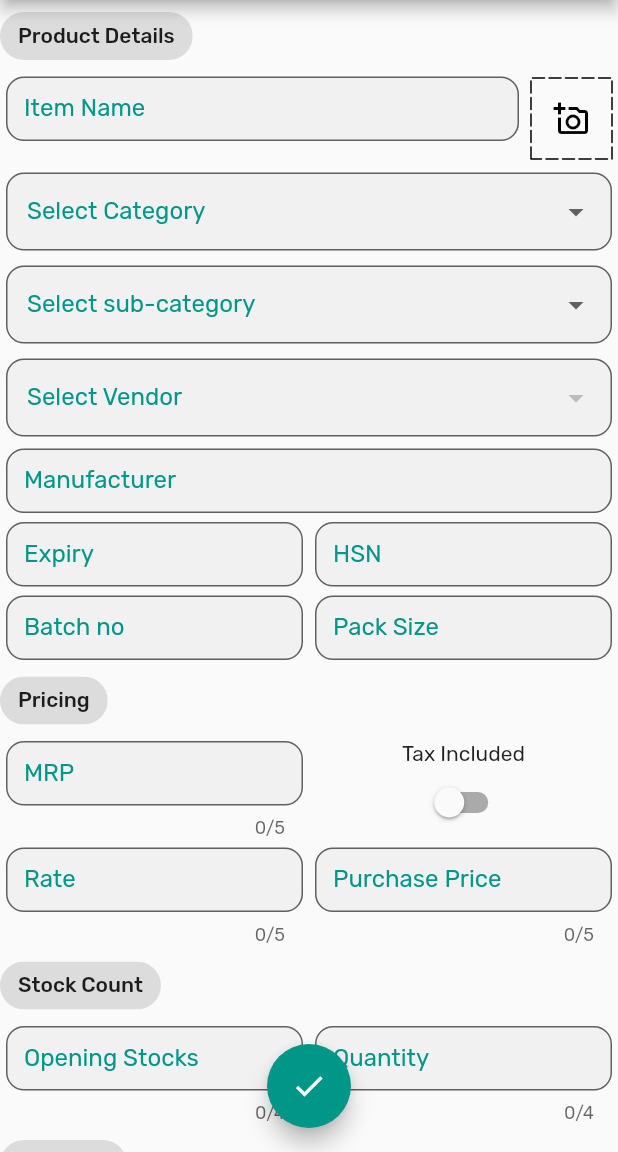
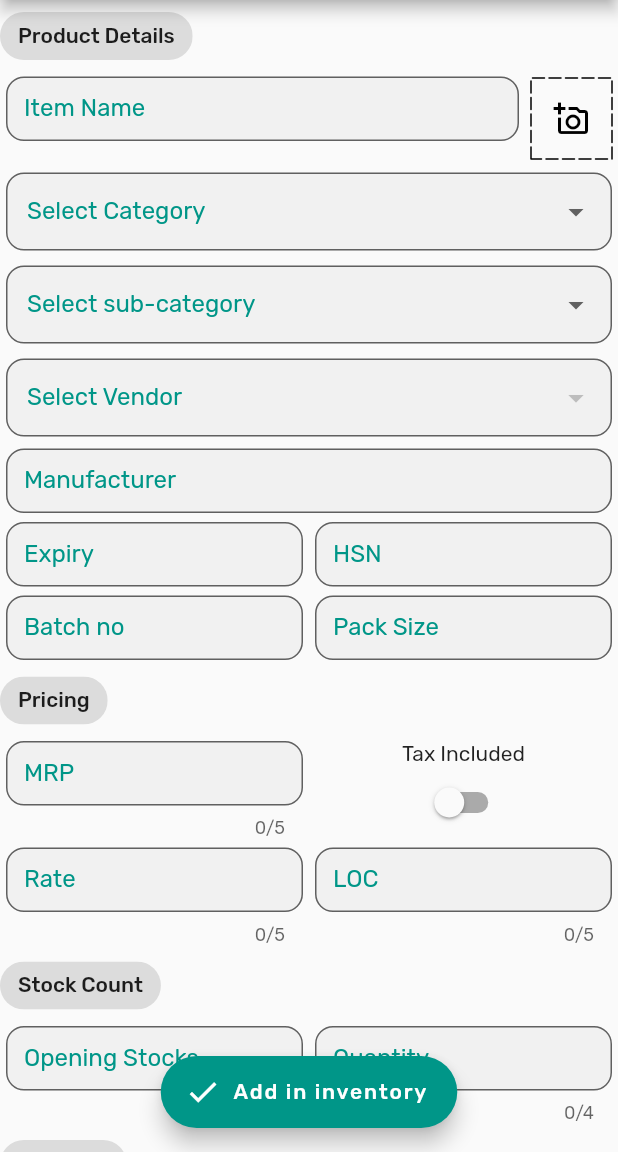
Before and after one commit to Ujjawalmaurya/PoS, a Flutter app: the AddInventory screen opened by its route, on a phone screen of 412 x 824 dp, the part 84-1236 px from its top. Run offline on Flutter 3.47's test engine with Material 2 defaults, Android fonts, the phone set to English and light mode, and no system bars; drawn by our look-alikes of dotted_border; our stand-ins replace cached_network_image, csv, file_picker, flutter_slidable, get, get_storage and 7 more; missing offline and left inert: excel, mobile_scanner; accounts and stored records are empty.

Commit message:
added subCategories in product adding to inventory

```diff
--- a/lib/pages/inventory/add_inventory/add_inventory.dart
+++ b/lib/pages/inventory/add_inventory/add_inventory.dart
@@ -17,13 +17,14 @@ class AddInventory extends GetWidget<AddInventoryController> {
   Widget build(BuildContext context) {
     return Scaffold(
       floatingActionButtonLocation: FloatingActionButtonLocation.centerFloat,
-      floatingActionButton: FloatingActionButton(
+      floatingActionButton: FloatingActionButton.extended(
+        label: const Text("Add in inventory"),
         onPressed: () {
           if (controller.addItemFormKey.currentState!.validate()) {
             controller.addItem();
           }
         },
-        child: const Icon(Icons.check),
+        icon: const Icon(Icons.check),
       ),
       appBar: AppBar(
         title: const Text("Add Items"),
@@ -98,16 +99,19 @@ class AddInventory extends GetWidget<AddInventoryController> {
                     value: controller.defaultCategory.isNotEmpty ? controller.defaultCategory : null,
                     items: controller.categories.map((String category) {
                       return DropdownMenuItem(
+                        // alignment: Alignment.center,
                         value: category,
                         child: Row(
+                          mainAxisSize: MainAxisSize.min,
                           children: <Widget>[
                             Padding(
                               padding: const EdgeInsets.symmetric(horizontal: 6),
-                                child: Icon(Icons.category, color: Theme.of(context).primaryColor),
+                              child: Icon(Icons.category_rounded, color: Theme.of(context).primaryColor),
                             ),
                             Text(category),
                           ],
-                          ));
+                        ),
+                      );
                     }).toList(),
                     onChanged: (val) {
                       log("Dropdown changed: - $val");
@@ -135,17 +139,24 @@ class AddInventory extends GetWidget<AddInventoryController> {
                     },
                     // hint: const Text("Select USER_ROLE"),
                     value: controller.defaultSubCategory.isNotEmpty ? controller.defaultSubCategory : null,
-                    items: controller.subCategories.map((String category) {
+                    items: controller.subCategories.map((String subCategory) {
                       return DropdownMenuItem(
-                          value: category,
+                          value: subCategory,
                           child: Row(
+                            crossAxisAlignment: CrossAxisAlignment.center,
+                            mainAxisSize: MainAxisSize.min,
                             children: <Widget>[
                               Padding(
-                                padding: const EdgeInsets.symmetric(horizontal: 6),
-                                child: Icon(Icons.calendar_today_outlined,
-                                    color: Theme.of(context).primaryColor),
+                                padding: const EdgeInsets.symmetric(horizontal: 5),
+                                child: Icon(
+                                  Icons.subject_rounded,
+                                  color: Theme.of(context).colorScheme.secondary,
                                 ),
-                              Text(category),
+                              ),
+                              Text(
+                                subCategory,
+                                // style: Theme.of(context).textTheme.titleMedium,
+                              ),
                             ],
                           ));
                     }).toList(),
@@ -299,13 +310,12 @@ class AddInventory extends GetWidget<AddInventoryController> {
                   ),
                   PoSInputField(
                     // flex: 2,
-                    label: "Purchase Price",
-                    hint: "Price",
+                    label: "LOC",
+                    hint: "LOC",
                     numbersOnly: true,
                     maxLength: 5,
                     validator: (p0) => p0.toString().trim() == '' ? 'Cannot be empty' : null,
-                    suffixText: "Rs",
-                    controller: controller.purchasePriceCtr,
+                    controller: controller.locCtr,
                   ),
                 ],
               ),
--- a/lib/pages/inventory/add_inventory/add_inventory_c.dart
+++ b/lib/pages/inventory/add_inventory/add_inventory_c.dart
@@ -26,7 +26,7 @@ class AddInventoryController extends GetxController {
   TextEditingController packSizeCtr = TextEditingController();
   TextEditingController mrpCtr = TextEditingController();
   TextEditingController rateCtr = TextEditingController();
-  TextEditingController purchasePriceCtr = TextEditingController();
+  // TextEditingController purchasePriceCtr = TextEditingController();
   TextEditingController openingStocksCtr = TextEditingController();
   TextEditingController qtyCtr = TextEditingController();
   TextEditingController discountCtr = TextEditingController();
@@ -82,10 +82,61 @@ class AddInventoryController extends GetxController {
     "Pharma"
   ];
   final List<String> subCategories = [
-    'subcategory1',
-    'subcategory2',
+// Food and Beverages
+    "Packaged Food Items",
+    "Snacks",
+    "Soft Drink",
+    "Juices",
+    'Dairy',
+// Personal Care and Hygiene
+    "Toiletries",
+    "Haircare",
+    "Skincare",
+    'Oral care',
+// Household Cleaning and Care
+    "Laundry Detergents",
+    "Air Fresheners",
+    "Cleaning Agents",
+    'Disinfectants',
+// Health and Wellness
+    "Over-the-Counter Medicines",
+    "Vitamins & Supplements",
+    "Health Drinks",
+// Baby and Childcare
+    "Diapers",
+    "Baby Food",
+    "Baby Wipes",
+    "Baby Skincare Products",
+// Confectionery and Chocolates
+    "Chocolates",
+    "Candies and Sweets",
+    "Gums and Chewing Products",
+
+// Beuty and cosmetics
+    "Makeup",
+    "Perfume",
+    "Hair Styling Products",
+// tobacco and cigarettes
+    "Cigarettes",
+    "Chewing Tobacco",
+// Pharmaceutical
+    "Prescription Medicine",
+    "Pain Relief",
+    "Respiratory & Allergies",
+    "Eye & Ear Care",
+    "Foot & Leg Care",
+    "Oral Care",
+    "Digestive Care",
+    "Skin & Scalp Care",
+    "Health Supplements",
+    "Natural & Homoeopathic",
+    "Personal Aids & Repellents",
+    "Sleep & Stress Relief",
+    "Family Planning",
+    "First Aid",
+    "Baby Treatments",
+    "Medical Devices",
   ];
-
   XFile? itemImage;
 
   void addItem() async {
@@ -105,14 +156,14 @@ class AddInventoryController extends GetxController {
       "discountPerProduct": discountCtr.text,
       "hsn": int.parse(hsnCtr.text),
       "loc": locCtr.text,
-      "mrp": mrpCtr.text,
+      "mrp": double.parse(mrpCtr.text),
+      "type": "TABLET",
+      "unit": "string",
       "quantityChild": 0,
       "quantityMax": 0,
-      "quantityParent": 0,
-      "rate": rateCtr.text,
-      "totalAmount": 5400,
-      "type": "TABLET",
-      "unit": "string",
+      "quantityParent": qtyCtr.text,
+      "rate": double.parse(rateCtr.text),
+      "totalAmount": double.parse(mrpCtr.text) * double.parse(qtyCtr.text),
       "expiry": itemExpCtr.text,
     }).then((value) => {
           Get.find<InventoryController>().getItems(),
--- a/lib/src/services/apiServices.dart
+++ b/lib/src/services/apiServices.dart
@@ -386,11 +386,11 @@ class APIServices {
         body: json.encode(bodyData),
         headers: BaseURL.authHeader,
       );
-      // if (res.statusCode == 201) {
-      //   Snackbar.success("Success", "${bodyData['name']} added successfully");
-      // } else {
-      //   Snackbar.failed("Failed", "Error while adding ${bodyData['name']} in inventory");
-      // }
+      if (res.statusCode == 201) {
+        Snackbar.success("Success", "${bodyData['name']} added successfully");
+      } else {
+        Snackbar.failed("Failed", "Error while adding ${bodyData['name']} in inventory");
+      }
       return res;
     } catch (e) {
       log("Exception@AddingItem => $e");
```
Lines whose indentation alone changed are shown as unchanged.
